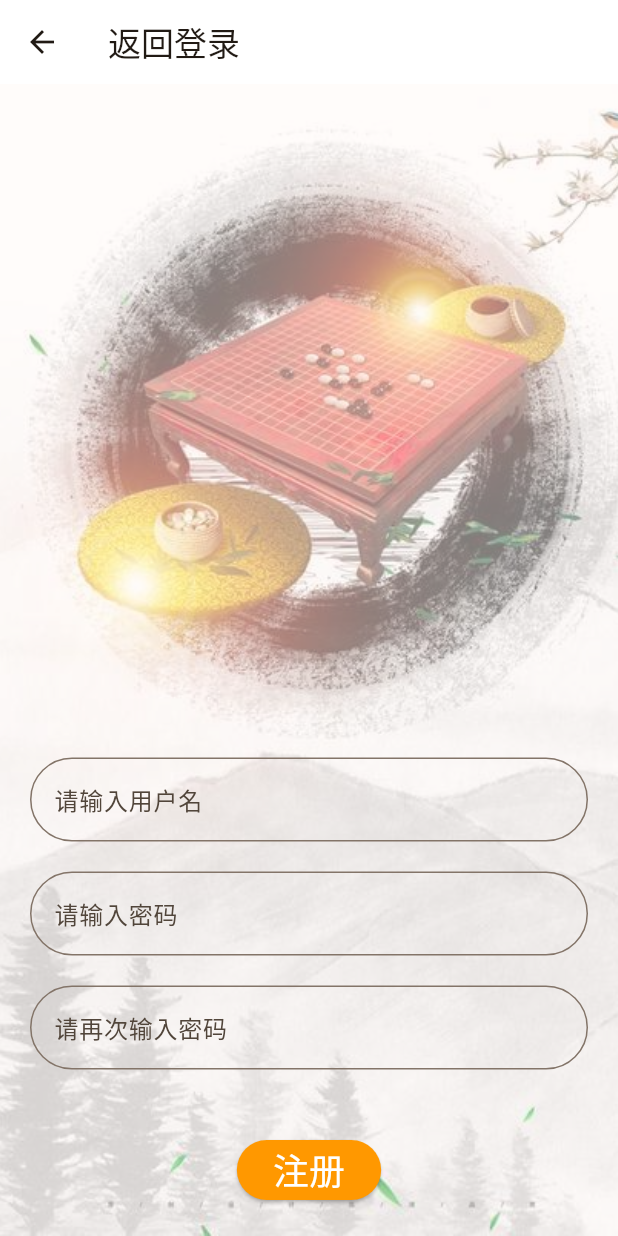
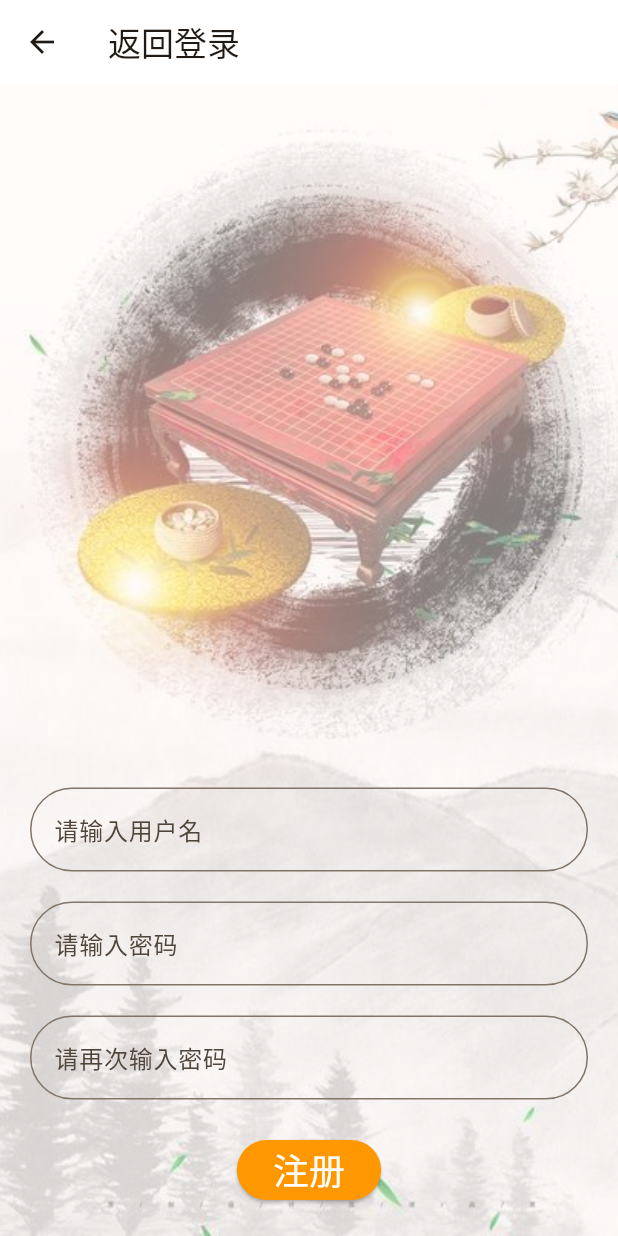
Before and after one commit to mxc-org/flutter_front, a Flutter app: the RegisterUI screen opened directly, on a phone screen of 412 x 824 dp. Run offline on Flutter 3.47's test engine with Material 2 defaults, Android fonts, the light colour scheme and no system bars.

```diff
--- a/lib/gameUI.dart
+++ b/lib/gameUI.dart
@@ -35,7 +35,7 @@
                 style: TextStyle(fontSize: 30, color: Colors.white),
               ),
             ),
-            const SizedBox(height: 20),
+            const SizedBox(height: 30),
             ElevatedButton(
               onPressed: () {},
               style: ButtonStyle(
--- a/lib/obj.dart
+++ b/lib/obj.dart
@@ -5,7 +5,8 @@
   int totalMatches = 33;
   int winMatches = 20;
   String avatarName = "default.png";
-  User(this.id, this.username, this.password);
+  User(this.id, this.username, this.password, this.totalMatches,
+      this.winMatches, this.avatarName);
 }
 
 class Friend {
@@ -49,7 +50,7 @@
       this.count, this.isWin);
 }
 
-class Chat{
+class Chat {
   int fromId;
   int told;
   String content;
--- a/lib/registerUI.dart
+++ b/lib/registerUI.dart
@@ -92,7 +92,6 @@
                     style:
                         const TextStyle(fontSize: 16, color: Colors.deepOrange),
                   ),
-                  const SizedBox(height: 20),
                   ElevatedButton(
                     onPressed: onRegisterPressed,
                     style: ButtonStyle(
--- a/lib/values.dart
+++ b/lib/values.dart
@@ -2,6 +2,6 @@
 
 class Values{
   static bool login = false;
-  static String server = "81.69.99.102:8060";
-  static User user = User(0, "mdd", "");
+  static String server = "http://81.69.99.102:8080";
+  static User user = User(0, "mdd", "", 0, 3, "");
 }
```
Also changed, not shown: lib/loginUI.dart (+43 -7 lines).
